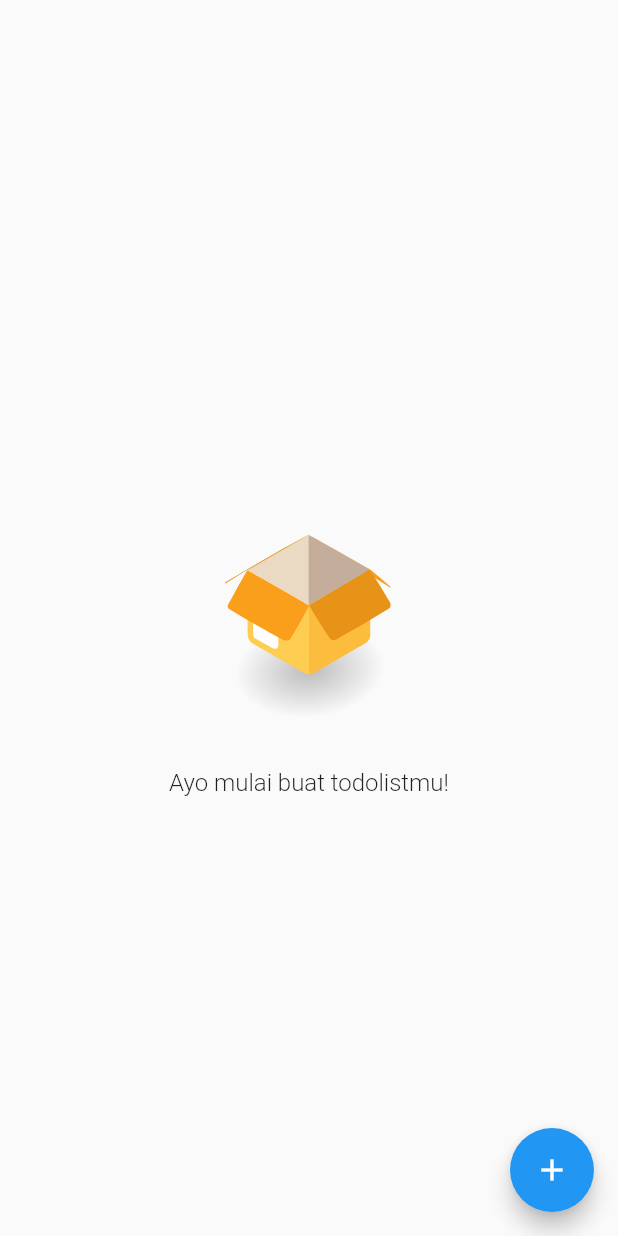
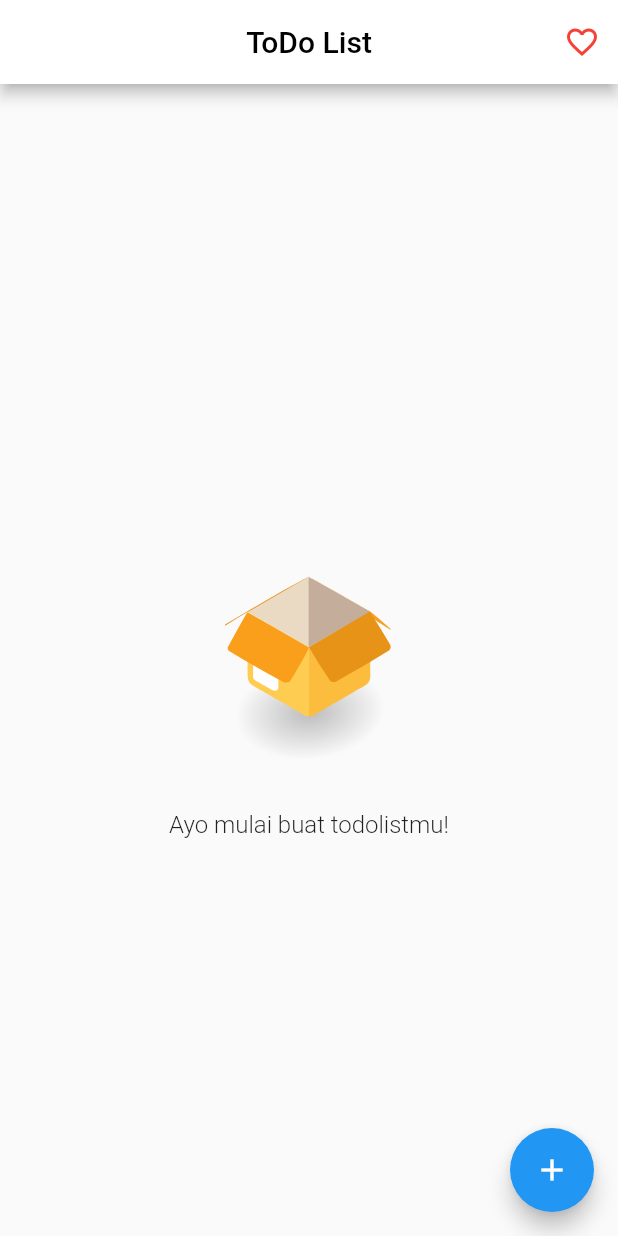
Before and after one commit to handika231/flutter-todolist, a Flutter app: the screen it shows after launch, on a phone screen of 412 x 824 dp. Run offline on Flutter 3.47's test engine with Material 2 defaults, Android fonts, the phone set to English and light mode, and no system bars; our stand-ins replace lottie, shared_preferences.

```diff
--- a/lib/main.dart
+++ b/lib/main.dart
@@ -3,7 +3,7 @@ import 'package:flutter_beginner/routes/name_routes.dart';
 import 'package:provider/provider.dart';
 
 import 'routes/route_generator.dart';
-import 'services/home_provider.dart';
+import 'services/addpage_provider.dart';
 
 main() {
   runApp(const MyApp());
@@ -16,7 +16,8 @@ class MyApp extends StatelessWidget {
   Widget build(BuildContext context) {
     return MultiProvider(
       providers: [
-        ChangeNotifierProvider<HomeProvider>(create: (_) => HomeProvider()),
+        ChangeNotifierProvider<AddPageProvider>(
+            create: (_) => AddPageProvider()),
       ],
       child: const MaterialApp(
         debugShowCheckedModeBanner: false,
--- a/lib/page/home_page.dart
+++ b/lib/page/home_page.dart
@@ -1,17 +1,68 @@
 import 'package:flutter/material.dart';
+import 'package:flutter_beginner/services/addpage_provider.dart';
 import 'package:lottie/lottie.dart';
+import 'package:provider/provider.dart';
 
-class HomePage extends StatelessWidget {
+import '../routes/name_routes.dart';
+
+class HomePage extends StatefulWidget {
   const HomePage({Key? key}) : super(key: key);
 
   @override
+  State<HomePage> createState() => _HomePageState();
+}
+
+class _HomePageState extends State<HomePage> {
+  bool _isFavotite = false;
+  @override
+  void didChangeDependencies() {
+    super.didChangeDependencies();
+    Provider.of<AddPageProvider>(context).getTodos();
+  }
+
+  @override
   Widget build(BuildContext context) {
+    final controller = Provider.of<AddPageProvider>(context);
+
     return Scaffold(
+      appBar: AppBar(
+        backgroundColor: Colors.white,
+        foregroundColor: Colors.black,
+        title: const Text(
+          'ToDo List',
+          style: TextStyle(color: Colors.black),
+        ),
+        centerTitle: true,
+        actions: [
+          IconButton(
+              onPressed: () {
+                _isFavotite = !_isFavotite;
+                setState(() {});
+              },
+              icon: Icon(
+                _isFavotite ? Icons.favorite : Icons.favorite_border,
+                color: Colors.red,
+              ))
+        ],
+      ),
+      resizeToAvoidBottomInset: false,
       floatingActionButton: FloatingActionButton(
-        onPressed: () {},
+        onPressed: () {
+          Navigator.pushNamed(context, NameRoutes.addPage);
+        },
         child: const Icon(Icons.add),
       ),
-      body: Center(
+      body: controller.todos.isNotEmpty
+          ? ListView.builder(
+              itemCount: controller.todos.length,
+              itemBuilder: (BuildContext context, int index) {
+                Todo todo = controller.todos[index];
+                return ListTile(
+                  title: Text(todo.todo),
+                );
+              },
+            )
+          : Center(
               child: Column(
               mainAxisAlignment: MainAxisAlignment.center,
               children: [
@@ -31,8 +82,7 @@ class HomePage extends StatelessWidget {
                   ),
                 ),
               ],
-        ),
-      ),
+            )),
     );
   }
 }
--- a/lib/routes/name_routes.dart
+++ b/lib/routes/name_routes.dart
@@ -1,4 +1,5 @@
 abstract class NameRoutes {
   static const String home = '/';
   static const String error = '/error';
+  static const String addPage = '/addPage';
 }
--- a/lib/routes/route_generator.dart
+++ b/lib/routes/route_generator.dart
@@ -1,4 +1,5 @@
 import 'package:flutter/material.dart';
+import 'package:flutter_beginner/page/add_page.dart';
 import 'package:flutter_beginner/page/home_page.dart';
 import 'package:flutter_beginner/routes/name_routes.dart';
 
@@ -11,6 +12,10 @@ class RouteGenerator {
         return MaterialPageRoute(
           builder: (context) => const HomePage(),
         );
+      case NameRoutes.addPage:
+        return MaterialPageRoute(
+          builder: (context) => const AddPage(),
+        );
       default:
         return MaterialPageRoute(
           builder: (context) => const ErrorPage(),
--- /dev/null
+++ b/lib/services/addpage_provider.dart
@@ -0,0 +1,30 @@
+import 'dart:async';
+
+import 'package:flutter/material.dart';
+import 'package:shared_preferences/shared_preferences.dart';
+
+class AddPageProvider extends ChangeNotifier {
+  TextEditingController todoController = TextEditingController();
+  List<Todo> todos = [];
+  Future addTodo(String data) async {
+    SharedPreferences prefs = await SharedPreferences.getInstance();
+    todos.add(Todo(todo: data));
+    prefs.setStringList('todos', todos.map((todo) => todo.todo).toList());
+    notifyListeners();
+  }
+
+  //get todos
+  Future getTodos() async {
+    SharedPreferences prefs = await SharedPreferences.getInstance();
+    todos = prefs
+        .getStringList('todos')!
+        .map((value) => Todo(todo: value))
+        .toList();
+    notifyListeners();
+  }
+}
+
+class Todo {
+  String todo;
+  Todo({required this.todo});
+}
--- a/lib/services/home_provider.dart
+++ /dev/null
@@ -1,3 +0,0 @@
-import 'package:flutter/material.dart';
-
-class HomeProvider extends ChangeNotifier {}
```
Also changed, not shown: lib/page/add_page.dart (added, +54 -0 lines). Lines whose indentation alone changed are shown as unchanged.
